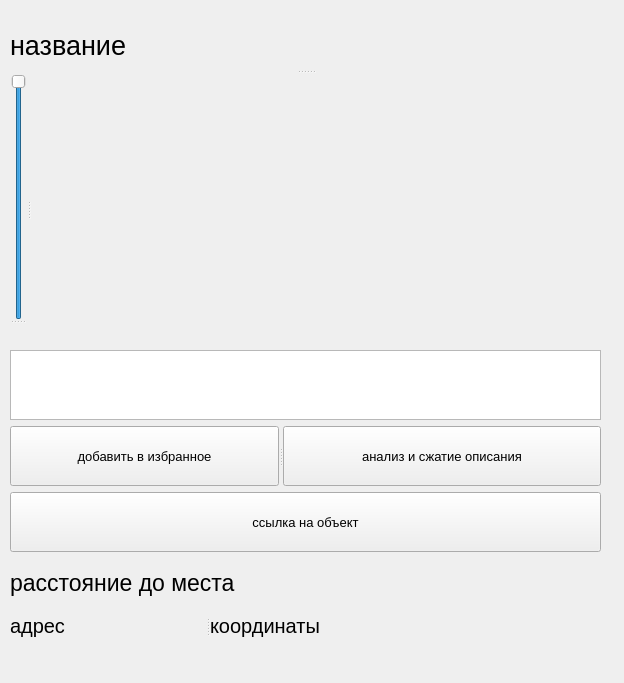
The window that map/designs/places.ui (yaroslavasrf/progect_district) describes before a commit, drawn with Qt 5.
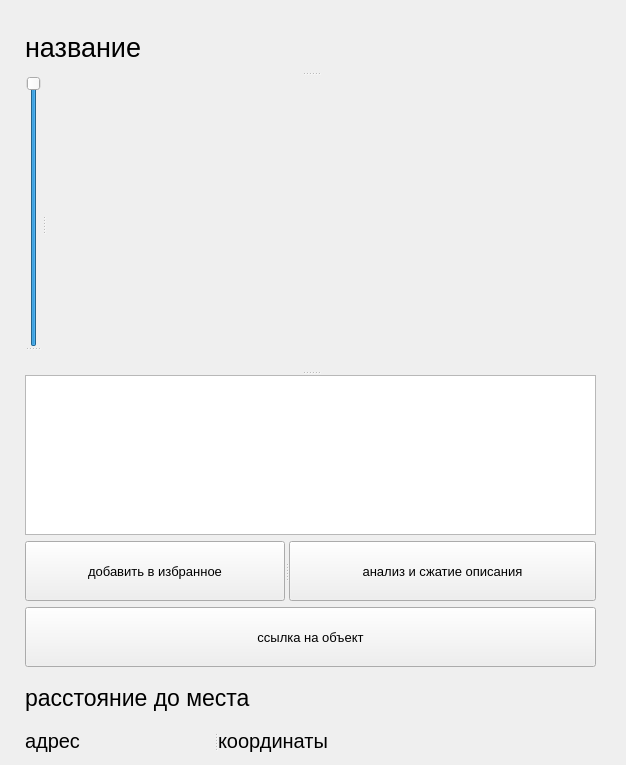
The same window after the commit.

Patch:
```diff
--- a/map/designs/places.ui
+++ b/map/designs/places.ui
@@ -6,10 +6,16 @@
    <rect>
     <x>0</x>
     <y>0</y>
-    <width>624</width>
-    <height>683</height>
+    <width>626</width>
+    <height>765</height>
    </rect>
   </property>
+  <property name="minimumSize">
+   <size>
+    <width>0</width>
+    <height>160</height>
+   </size>
+  </property>
   <property name="font">
    <font>
     <pointsize>10</pointsize>
@@ -18,13 +24,13 @@
   <property name="windowTitle">
    <string>Form</string>
   </property>
-  <widget class="QWidget" name="">
+  <widget class="QWidget" name="layoutWidget">
    <property name="geometry">
     <rect>
-     <x>10</x>
-     <y>20</y>
-     <width>591</width>
-     <height>618</height>
+     <x>25</x>
+     <y>22</y>
+     <width>571</width>
+     <height>731</height>
     </rect>
    </property>
    <layout class="QVBoxLayout" name="verticalLayout">
@@ -100,11 +106,22 @@
         </property>
        </widget>
       </widget>
+      <widget class="QPlainTextEdit" name="description">
+       <property name="minimumSize">
+        <size>
+         <width>100</width>
+         <height>160</height>
+        </size>
+       </property>
+       <property name="maximumSize">
+        <size>
+         <width>16777215</width>
+         <height>100</height>
+        </size>
+       </property>
+      </widget>
      </widget>
     </item>
-    <item>
-     <widget class="QPlainTextEdit" name="description"/>
-    </item>
     <item>
      <widget class="QSplitter" name="splitter_2">
       <property name="orientation">
```
